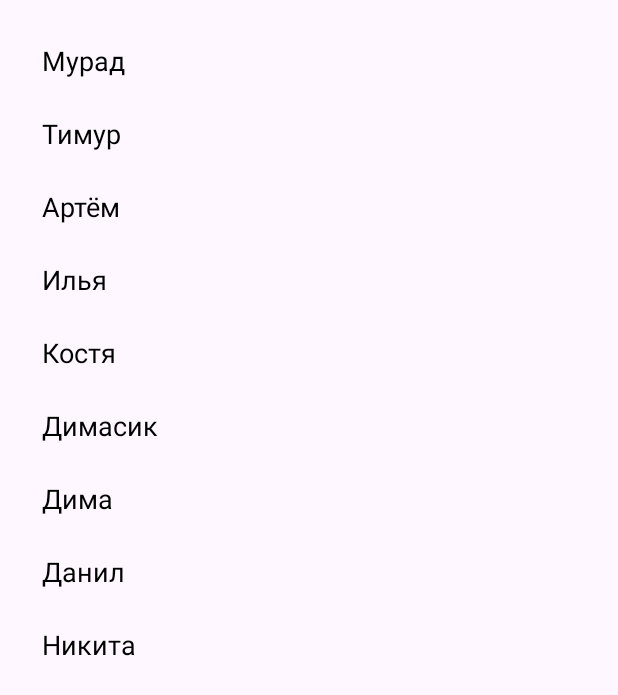
After one commit to rutasan-prog/android-labs, an Android app: the NamesListActivity screen opened directly, with no data from a screen before it, on a phone screen of 412 x 824 dp. The commit adds this screen. Shown: the top 695 px of the screen. Run offline under Robolectric (Android 15) with nearby library versions, the phone set to English and light mode, and no system bars.

Commit message:
Lists and Adapters (RecyclerView)

```diff
--- a/app/src/main/AndroidManifest.xml
+++ b/app/src/main/AndroidManifest.xml
@@ -9,12 +9,16 @@
         android:label="@string/app_name"
         android:roundIcon="@mipmap/ic_launcher_les_round"
         android:supportsRtl="true"
-        android:theme="@style/Theme.MyFirstApplication" >
+        android:theme="@style/Theme.MyFirstApplication">
+        <activity
+            android:name=".NamesListActivity"
+            android:exported="false" />
         <activity
             android:name=".LoginActivity"
             android:exported="true">
             <intent-filter>
                 <action android:name="android.intent.action.MAIN" />
+
                 <category android:name="android.intent.category.LAUNCHER" />
             </intent-filter>
         </activity>
--- a/app/src/main/java/com/example/myfirstapplication/LoginActivity.java
+++ b/app/src/main/java/com/example/myfirstapplication/LoginActivity.java
@@ -14,7 +14,7 @@ public class LoginActivity extends AppCompatActivity {
     @Override
     protected void onCreate(Bundle savedInstanceState) {
         super.onCreate(savedInstanceState);
-        boolean USE_CONSTRAINT = false;
+        boolean USE_CONSTRAINT = true;
         if (USE_CONSTRAINT) {
             setContentView(R.layout.activity_login_constraint);
         } else {
--- /dev/null
+++ b/app/src/main/java/com/example/myfirstapplication/NamesAdapter.java
@@ -0,0 +1,49 @@
+package com.example.myfirstapplication;
+
+import android.view.LayoutInflater;
+import android.view.View;
+import android.view.ViewGroup;
+import android.widget.TextView;
+
+import androidx.annotation.NonNull;
+import androidx.recyclerview.widget.RecyclerView;
+
+import java.util.List;
+
+public class NamesAdapter extends RecyclerView.Adapter<NamesAdapter.NameViewHolder> {
+
+    private final List<String> names;
+
+    public NamesAdapter(@NonNull List<String> names) {
+        this.names = names;
+    }
+
+    @NonNull
+    @Override
+    public NameViewHolder onCreateViewHolder(@NonNull ViewGroup parent, int viewType) {
+        View itemView = LayoutInflater.from(parent.getContext())
+                .inflate(R.layout.item_name, parent, false);
+        return new NameViewHolder(itemView);
+    }
+
+    @Override
+    public void onBindViewHolder(@NonNull NameViewHolder holder, int position) {
+        String name = names.get(position);
+        holder.nameTextView.setText(name);
+    }
+
+    @Override
+    public int getItemCount() {
+        return names.size();
+    }
+
+    static class NameViewHolder extends RecyclerView.ViewHolder {
+
+        final TextView nameTextView;
+
+        NameViewHolder(@NonNull View itemView) {
+            super(itemView);
+            nameTextView = itemView.findViewById(R.id.tvName);
+        }
+    }
+}
--- /dev/null
+++ b/app/src/main/java/com/example/myfirstapplication/NamesListActivity.java
@@ -0,0 +1,38 @@
+package com.example.myfirstapplication;
+
+import android.os.Bundle;
+
+import androidx.annotation.Nullable;
+import androidx.appcompat.app.AppCompatActivity;
+import androidx.recyclerview.widget.LinearLayoutManager;
+import androidx.recyclerview.widget.RecyclerView;
+
+import java.util.Arrays;
+import java.util.List;
+
+public class NamesListActivity extends AppCompatActivity {
+
+    @Override
+    protected void onCreate(@Nullable Bundle savedInstanceState) {
+        super.onCreate(savedInstanceState);
+        setContentView(R.layout.activity_names_list);
+
+        RecyclerView namesRecyclerView = findViewById(R.id.namesRecyclerView);
+        namesRecyclerView.setLayoutManager(new LinearLayoutManager(this));
+
+        List<String> names = Arrays.asList(
+                "Мурад",
+                "Тимур",
+                "Артём",
+                "Илья",
+                "Костя",
+                "Димасик",
+                "Дима",
+                "Данил",
+                "Никита"
+        );
+
+        NamesAdapter adapter = new NamesAdapter(names);
+        namesRecyclerView.setAdapter(adapter);
+    }
+}
--- a/app/src/main/res/layout/activity_login_constraint.xml
+++ b/app/src/main/res/layout/activity_login_constraint.xml
@@ -51,7 +51,7 @@
         android:layout_width="0dp"
         android:layout_height="wrap_content"
         android:layout_marginTop="@dimen/spacing_small"
-        android:backgroundTint="@color/login_button_background"
+        android:backgroundTint="@color/login_button_background_constraint"
         android:text="@string/action_sign_in"
         android:textColor="@color/login_button_text"
         app:layout_constraintEnd_toEndOf="parent"
--- /dev/null
+++ b/app/src/main/res/layout/activity_names_list.xml
@@ -0,0 +1,19 @@
+<?xml version="1.0" encoding="utf-8"?>
+<androidx.constraintlayout.widget.ConstraintLayout xmlns:android="http://schemas.android.com/apk/res/android"
+    xmlns:app="http://schemas.android.com/apk/res-auto"
+    android:layout_width="match_parent"
+    android:layout_height="match_parent">
+
+    <androidx.recyclerview.widget.RecyclerView
+        android:id="@+id/namesRecyclerView"
+        android:layout_width="0dp"
+        android:layout_height="0dp"
+        android:clipToPadding="false"
+        android:padding="16dp"
+        app:layoutManager="androidx.recyclerview.widget.LinearLayoutManager"
+        app:layout_constraintBottom_toBottomOf="parent"
+        app:layout_constraintEnd_toEndOf="parent"
+        app:layout_constraintStart_toStartOf="parent"
+        app:layout_constraintTop_toTopOf="parent" />
+
+</androidx.constraintlayout.widget.ConstraintLayout>
--- /dev/null
+++ b/app/src/main/res/layout/item_name.xml
@@ -0,0 +1,8 @@
+<?xml version="1.0" encoding="utf-8"?>
+<TextView xmlns:android="http://schemas.android.com/apk/res/android"
+    android:id="@+id/tvName"
+    android:layout_width="match_parent"
+    android:layout_height="wrap_content"
+    android:padding="12dp"
+    android:textColor="@android:color/black"
+    android:textSize="18sp" />
--- a/app/src/main/res/values/colors.xml
+++ b/app/src/main/res/values/colors.xml
@@ -4,6 +4,7 @@
     <color name="white">#FFFFFFFF</color>
 
     <color name="login_button_background">#BC2626</color>
+    <color name="login_button_background_constraint">#1E04E9</color>
     <color name="login_button_text">@color/white</color>
     <color name="login_text_primary">@color/black</color>
 </resources>
```
